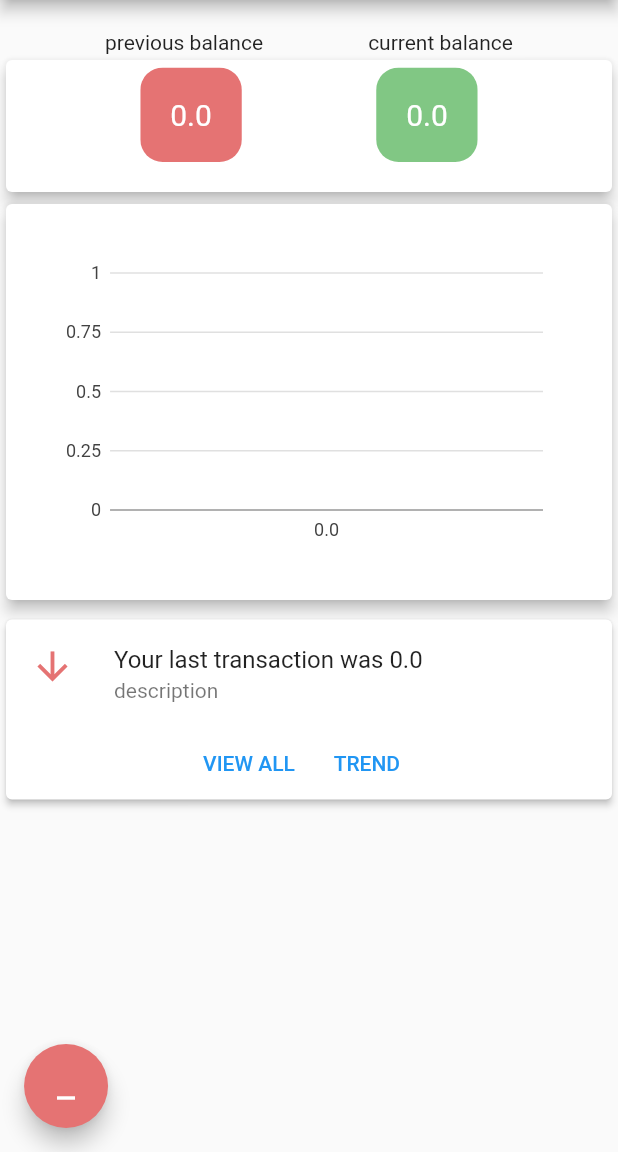
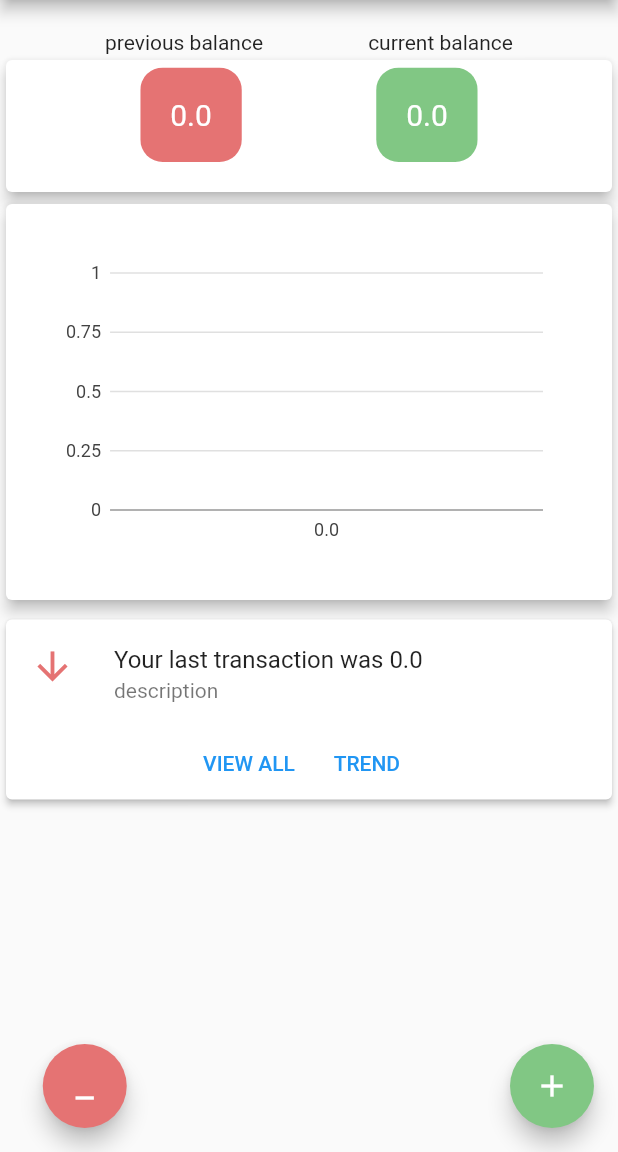
Before and after one commit to Petar81/Track-Bank-Expenses, a Flutter app: the screen it shows after launch, on a phone screen of 412 x 824 dp, the part 84-1236 px from its top. Run offline on Flutter 3.47's test engine with Material 2 defaults, Android fonts, the phone set to English and light mode, and no system bars; our stand-ins replace charts_flutter, firebase_core, firebase_database; accounts and stored records are empty.

Commit message:
add submit deposit floating button

```diff
--- a/lib/screens/balance_overview.dart
+++ b/lib/screens/balance_overview.dart
@@ -244,8 +244,10 @@ class _BalanceOverviewState extends State<BalanceOverview> {
             ),
           ],
         ),
-      floatingActionButton: Align(
-        alignment: const Alignment(-0.82, 1.0),
+        floatingActionButton: Stack(
+          children: <Widget>[
+            Align(
+              alignment: const Alignment(-0.75, 1.0),
               child: FloatingActionButton(
                 onPressed: () {
                   Navigator.push(
@@ -261,7 +263,18 @@ class _BalanceOverviewState extends State<BalanceOverview> {
                 child: const Icon(Icons.minimize),
                 backgroundColor: Colors.red.shade300,
               ),
-      ), // This trailing comma makes auto-formatting nicer for build methods.
-    );
+            ),
+            Align(
+              alignment: Alignment.bottomRight,
+              child: FloatingActionButton(
+                heroTag: null,
+                onPressed: () {},
+                tooltip: 'submit deposit',
+                child: const Icon(Icons.add),
+                backgroundColor: Colors.green.shade300,
+              ),
+            ),
+          ],
+        ));
   }
 }
```
Lines whose indentation alone changed are shown as unchanged.
